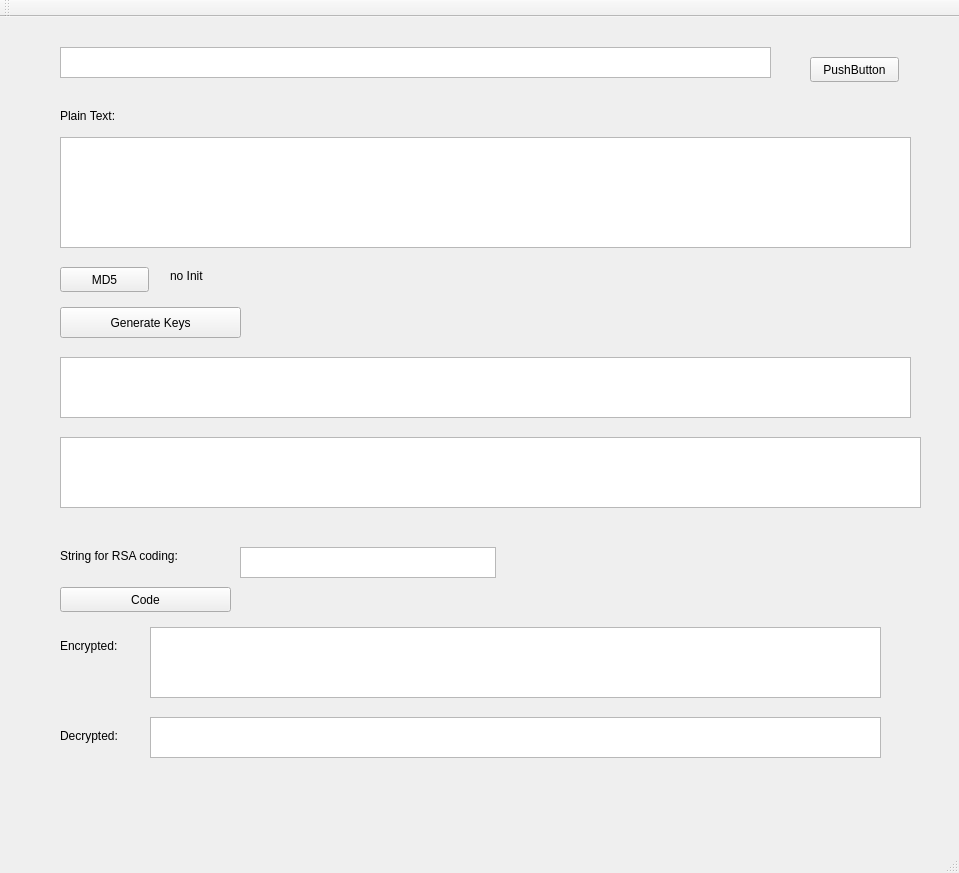
Qt form open-ssl/my-crypto/mainwindow.ui (areshta/cpp-edu) before a commit.
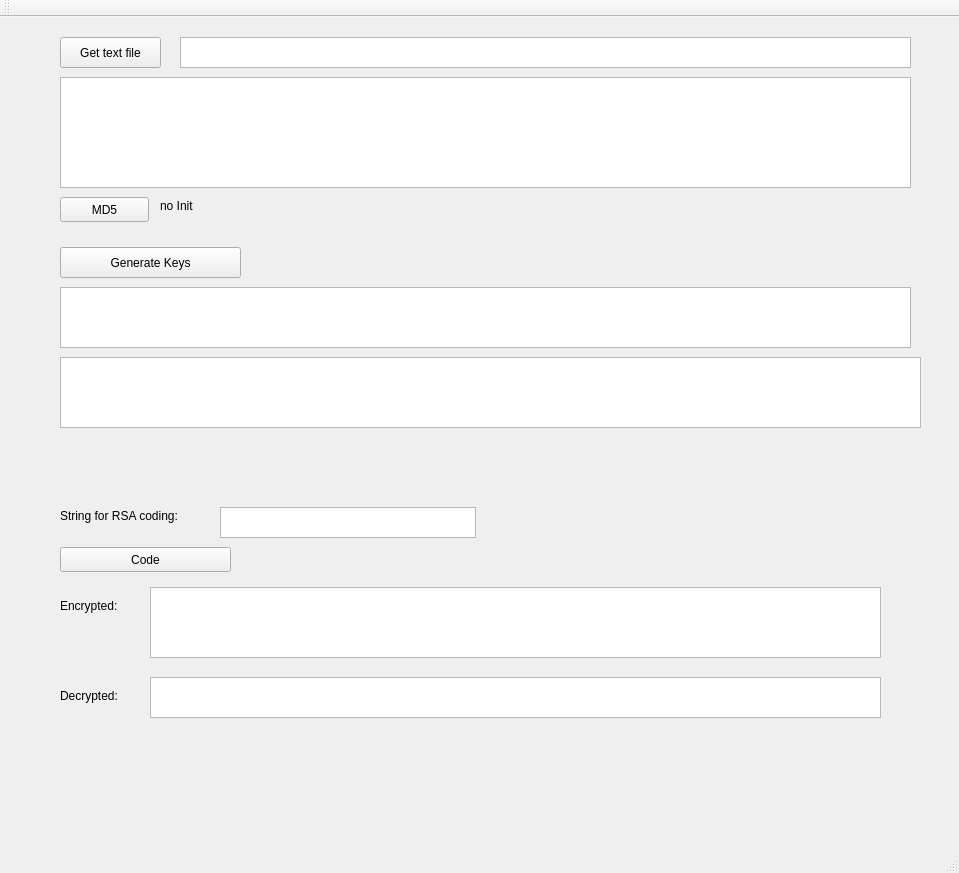
The same form after that commit.

Commit message: c solution -> stl solution

Patch:
```diff
--- a/open-ssl/my-crypto/mainwindow.ui
+++ b/open-ssl/my-crypto/mainwindow.ui
@@ -17,9 +17,9 @@
    <widget class="QPlainTextEdit" name="fileTextEdit">
     <property name="geometry">
      <rect>
-      <x>60</x>
-      <y>30</y>
-      <width>711</width>
+      <x>180</x>
+      <y>20</y>
+      <width>731</width>
       <height>31</height>
      </rect>
     </property>
@@ -35,44 +35,31 @@
    <widget class="QPushButton" name="pushButton">
     <property name="geometry">
      <rect>
-      <x>810</x>
-      <y>40</y>
-      <width>89</width>
-      <height>25</height>
+      <x>60</x>
+      <y>20</y>
+      <width>101</width>
+      <height>31</height>
      </rect>
     </property>
     <property name="text">
-     <string>PushButton</string>
+     <string>Get text file</string>
     </property>
    </widget>
    <widget class="QTextBrowser" name="plainTextBrowser">
     <property name="geometry">
      <rect>
       <x>60</x>
-      <y>120</y>
+      <y>60</y>
       <width>851</width>
       <height>111</height>
      </rect>
     </property>
    </widget>
-   <widget class="QLabel" name="label">
-    <property name="geometry">
-     <rect>
-      <x>60</x>
-      <y>90</y>
-      <width>67</width>
-      <height>17</height>
-     </rect>
-    </property>
-    <property name="text">
-     <string>Plain Text:</string>
-    </property>
-   </widget>
    <widget class="QPushButton" name="PushButton_genPrivateKey">
     <property name="geometry">
      <rect>
       <x>60</x>
-      <y>290</y>
+      <y>230</y>
       <width>181</width>
       <height>31</height>
      </rect>
@@ -85,7 +72,7 @@
     <property name="geometry">
      <rect>
       <x>60</x>
-      <y>340</y>
+      <y>270</y>
       <width>851</width>
       <height>61</height>
      </rect>
@@ -95,7 +82,7 @@
     <property name="geometry">
      <rect>
       <x>60</x>
-      <y>250</y>
+      <y>180</y>
       <width>89</width>
       <height>25</height>
      </rect>
@@ -107,8 +94,8 @@
    <widget class="QLabel" name="label_MD5">
     <property name="geometry">
      <rect>
-      <x>170</x>
-      <y>250</y>
+      <x>160</x>
+      <y>180</y>
       <width>451</width>
       <height>17</height>
      </rect>
@@ -121,7 +108,7 @@
     <property name="geometry">
      <rect>
       <x>60</x>
-      <y>420</y>
+      <y>340</y>
       <width>861</width>
       <height>71</height>
      </rect>
@@ -131,7 +118,7 @@
     <property name="geometry">
      <rect>
       <x>60</x>
-      <y>570</y>
+      <y>530</y>
       <width>171</width>
       <height>25</height>
      </rect>
@@ -144,7 +131,7 @@
     <property name="geometry">
      <rect>
       <x>60</x>
-      <y>530</y>
+      <y>490</y>
       <width>171</width>
       <height>17</height>
      </rect>
@@ -156,8 +143,8 @@
    <widget class="QTextBrowser" name="textBrowser_forEncrypting">
     <property name="geometry">
      <rect>
-      <x>240</x>
-      <y>530</y>
+      <x>220</x>
+      <y>490</y>
       <width>256</width>
       <height>31</height>
      </rect>
@@ -167,7 +154,7 @@
     <property name="geometry">
      <rect>
       <x>60</x>
-      <y>620</y>
+      <y>580</y>
       <width>91</width>
       <height>17</height>
      </rect>
@@ -180,7 +167,7 @@
     <property name="geometry">
      <rect>
       <x>150</x>
-      <y>610</y>
+      <y>570</y>
       <width>731</width>
       <height>71</height>
      </rect>
@@ -190,7 +177,7 @@
     <property name="geometry">
      <rect>
       <x>60</x>
-      <y>710</y>
+      <y>670</y>
       <width>81</width>
       <height>17</height>
      </rect>
@@ -203,7 +190,7 @@
     <property name="geometry">
      <rect>
       <x>150</x>
-      <y>700</y>
+      <y>660</y>
       <width>731</width>
       <height>41</height>
      </rect>
```
The commit also changes 2 other files.
